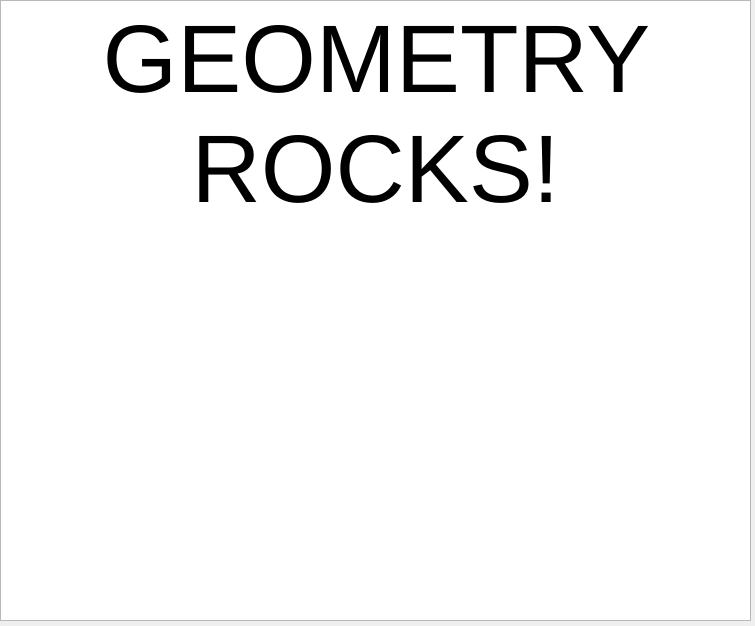
First picture: the form in ui/views/geometry/geometry.ui, repository dammmueller-calculator/calculator, before the edit.
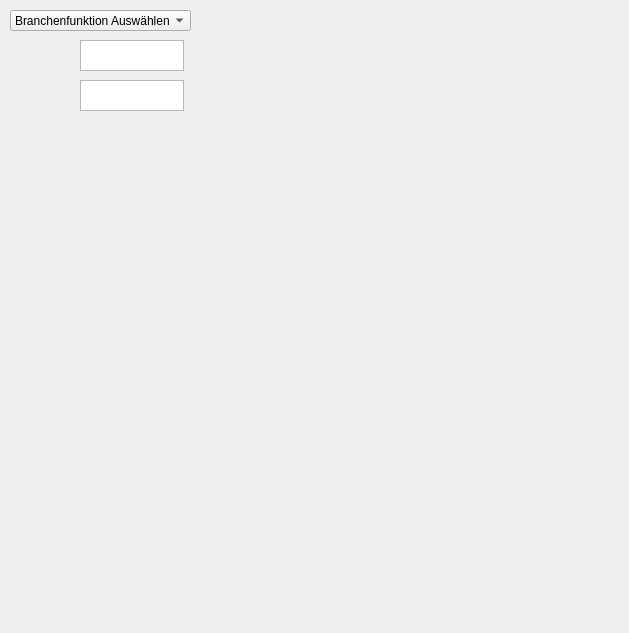
Second picture: the form after the edit.

What changed in the file:
```diff
--- a/ui/views/geometry/geometry.ui
+++ b/ui/views/geometry/geometry.ui
@@ -6,28 +6,110 @@
    <rect>
     <x>0</x>
     <y>0</y>
-    <width>755</width>
-    <height>626</height>
+    <width>629</width>
+    <height>633</height>
    </rect>
   </property>
   <property name="windowTitle">
    <string>Form</string>
   </property>
-  <widget class="QTextEdit" name="textEdit">
+  <widget class="QWidget" name="wi_input_module" native="true">
    <property name="geometry">
     <rect>
-     <x>0</x>
-     <y>0</y>
-     <width>751</width>
-     <height>621</height>
+     <x>10</x>
+     <y>220</y>
+     <width>481</width>
+     <height>391</height>
     </rect>
    </property>
-   <property name="html">
-    <string>&lt;!DOCTYPE HTML PUBLIC &quot;-//W3C//DTD HTML 4.0//EN&quot; &quot;http://www.w3.org/TR/REC-html40/strict.dtd&quot;&gt;
-&lt;html&gt;&lt;head&gt;&lt;meta name=&quot;qrichtext&quot; content=&quot;1&quot; /&gt;&lt;style type=&quot;text/css&quot;&gt;
-p, li { white-space: pre-wrap; }
-&lt;/style&gt;&lt;/head&gt;&lt;body style=&quot; font-family:'MS Shell Dlg 2'; font-size:8.25pt; font-weight:400; font-style:normal;&quot;&gt;
-&lt;p align=&quot;center&quot; style=&quot; margin-top:0px; margin-bottom:0px; margin-left:0px; margin-right:0px; -qt-block-indent:0; text-indent:0px;&quot;&gt;&lt;span style=&quot; font-family:'Sans Serif'; font-size:72pt;&quot;&gt;GEOMETRY ROCKS!&lt;/span&gt;&lt;/p&gt;&lt;/body&gt;&lt;/html&gt;</string>
+  </widget>
+  <widget class="QComboBox" name="combox_function_select">
+   <property name="geometry">
+    <rect>
+     <x>10</x>
+     <y>10</y>
+     <width>181</width>
+     <height>21</height>
+    </rect>
+   </property>
+   <item>
+    <property name="text">
+     <string>Branchenfunktion Auswählen</string>
+    </property>
+   </item>
+   <item>
+    <property name="text">
+     <string>Dreieck</string>
+    </property>
+   </item>
+   <item>
+    <property name="text">
+     <string>Parallelogramm</string>
+    </property>
+   </item>
+   <item>
+    <property name="text">
+     <string>Kreis</string>
+    </property>
+   </item>
+  </widget>
+  <widget class="QLabel" name="la_first_input">
+   <property name="geometry">
+    <rect>
+     <x>10</x>
+     <y>40</y>
+     <width>71</width>
+     <height>31</height>
+    </rect>
+   </property>
+   <property name="text">
+    <string/>
+   </property>
+  </widget>
+  <widget class="QPlainTextEdit" name="tb_first_input">
+   <property name="geometry">
+    <rect>
+     <x>80</x>
+     <y>40</y>
+     <width>104</width>
+     <height>31</height>
+    </rect>
+   </property>
+  </widget>
+  <widget class="QPlainTextEdit" name="tb_second_input">
+   <property name="geometry">
+    <rect>
+     <x>80</x>
+     <y>80</y>
+     <width>104</width>
+     <height>31</height>
+    </rect>
+   </property>
+  </widget>
+  <widget class="QLabel" name="la_second_input">
+   <property name="geometry">
+    <rect>
+     <x>10</x>
+     <y>80</y>
+     <width>71</width>
+     <height>31</height>
+    </rect>
+   </property>
+   <property name="text">
+    <string/>
+   </property>
+  </widget>
+  <widget class="QLabel" name="la_result_output">
+   <property name="geometry">
+    <rect>
+     <x>10</x>
+     <y>120</y>
+     <width>441</width>
+     <height>81</height>
+    </rect>
+   </property>
+   <property name="text">
+    <string/>
    </property>
   </widget>
  </widget>
```
Left out of the diff: 55 changed lines with no effect on the pictures.
